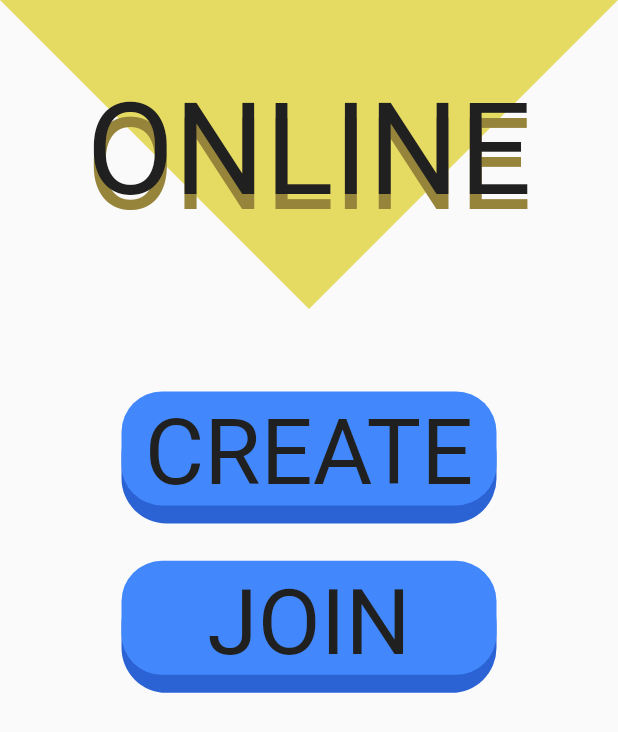
After one commit to VoidElle/TapIt, a Flutter app: the GameOnlineLobbyPage screen opened by its route, on a phone screen of 412 x 824 dp. The commit adds this screen. Shown: the top 732 px of the screen. Run offline on Flutter 3.47's test engine with Material 2 defaults, Android fonts, the phone set to English and light mode, and no system bars; drawn by our look-alikes of auto_size_text; our stand-ins replace flutter_riverpod, freezed_annotation, google_fonts.

Commit message:
feat: Added initialization of the Online sub-menu

```diff
--- a/lib/game/local/widgets/game_local_gesture_detectors.dart
+++ b/lib/game/local/widgets/game_local_gesture_detectors.dart
@@ -8,9 +8,7 @@ import '../providers/game_local_player_data_provider.dart';
 
 class GameLocalGestureDetectors extends ConsumerWidget {
 
-  const GameLocalGestureDetectors({
-    Key? key,
-  }) : super(key: key);
+  const GameLocalGestureDetectors({super.key});
 
   @override
   Widget build(BuildContext context, WidgetRef ref) {
--- a/lib/game/local/widgets/game_local_player_containers.dart
+++ b/lib/game/local/widgets/game_local_player_containers.dart
@@ -9,9 +9,9 @@ class GameLocalPlayersContainers extends ConsumerWidget {
   final Duration animationDuration;
 
   const GameLocalPlayersContainers({
-    Key? key,
+    super.key,
     this.animationDuration = const Duration(milliseconds: 150),
-  }) : super(key: key);
+  });
 
   @override
   Widget build(BuildContext context, WidgetRef ref) {
--- a/lib/game/local/widgets/game_local_player_percentages.dart
+++ b/lib/game/local/widgets/game_local_player_percentages.dart
@@ -10,8 +10,8 @@ import '../providers/game_local_player_data_provider.dart';
 class GameLocalPlayersPercentages extends ConsumerWidget {
 
   const GameLocalPlayersPercentages({
-    Key? key,
-  }) : super(key: key);
+    super.key,
+  });
 
   @override
   Widget build(BuildContext context, WidgetRef ref) {
--- a/lib/game/local/widgets/game_local_ready_buttons.dart
+++ b/lib/game/local/widgets/game_local_ready_buttons.dart
@@ -11,9 +11,7 @@ import '../providers/game_local_player_data_provider.dart';
 
 class GameLocalReadyButtons extends ConsumerWidget {
 
-  const GameLocalReadyButtons({
-    Key? key,
-  }) : super(key: key);
+  const GameLocalReadyButtons({super.key});
 
   @override
   Widget build(BuildContext context, WidgetRef ref) {
--- /dev/null
+++ b/lib/game/online/pages/game_online_lobby_page.dart
@@ -0,0 +1,61 @@
+import 'package:auto_size_text/auto_size_text.dart';
+import 'package:flutter/material.dart';
+
+import '../../../global/widgets/global_animated_button.dart';
+import '../../../menu/utils/menu_text_styles.dart';
+import '../widgets/lobby/game_online_lobby_title.dart';
+
+class GameOnlineLobbyPage extends StatelessWidget {
+
+  static const String route = "/game-online-lobby-page";
+
+  const GameOnlineLobbyPage({super.key});
+
+  @override
+  Widget build(BuildContext context) {
+
+    final double deviceHeight = MediaQuery.of(context).size.height;
+
+    return Scaffold(
+      body: Column(
+        children: [
+
+          // The title section
+          const GameOnlineLobbyTitle(),
+
+          SizedBox(
+            height: deviceHeight / 15,
+          ),
+
+          GlobalAnimatedButton(
+            onTapUp: () {
+              // Todo
+            },
+            child: AutoSizeText(
+              "CREATE",
+              maxLines: 1,
+              style: MenuTextStyles.buttonTextStyle(),
+            ),
+          ),
+
+          SizedBox(
+            height: deviceHeight / 25,
+          ),
+
+          GlobalAnimatedButton(
+            onTapUp: () {
+              // Todo
+            },
+            child: AutoSizeText(
+              "JOIN",
+              maxLines: 1,
+              style: MenuTextStyles.buttonTextStyle(),
+            ),
+          ),
+
+        ],
+      ),
+    );
+  }
+
+}
--- a/lib/game/online/utils/game_online_text_styles.dart
+++ b/lib/game/online/utils/game_online_text_styles.dart
@@ -1,3 +1,24 @@
+import 'package:flutter/material.dart';
+import 'package:google_fonts/google_fonts.dart';
+
+import '../../../global/utils/global_color_constants.dart';
+
 class GameOnlineTextStyles {
 
+  static TextStyle titleTextStyle() {
+    return GoogleFonts.blackHanSans(
+      textStyle: const TextStyle(
+        fontSize: 85,
+        color: GlobalColorConstants.kBlackColor,
+        shadows: [
+          Shadow(
+            blurRadius: 0,
+            color: GlobalColorConstants.kDarkYellowColor,
+            offset: Offset(0, 10),
+          ),
+        ],
+      ),
+    );
+  }
+
 }
--- /dev/null
+++ b/lib/game/online/widgets/lobby/game_online_lobby_title.dart
@@ -0,0 +1,95 @@
+import 'package:flutter/material.dart';
+
+import '../../../../global/utils/global_color_constants.dart';
+import '../../utils/game_online_text_styles.dart';
+
+class CustomTriangleClipper extends CustomClipper<Path> {
+
+  @override
+  Path getClip(Size size) {
+
+    final path = Path();
+
+    path.lineTo(size.width, 0);
+    path.lineTo(size.width, size.height);
+    path.lineTo(0, 0);
+
+    return path;
+  }
+
+  @override
+  bool shouldReclip(CustomClipper<Path> oldClipper) {
+    return false;
+  }
+
+}
+
+class GameOnlineLobbyTitle extends StatelessWidget {
+
+  final String text;
+  final double sectionSize;
+  final EdgeInsets padding;
+
+  const GameOnlineLobbyTitle({
+    super.key,
+    this.text = "ONLINE",
+    this.sectionSize = 4,
+    this.padding = const EdgeInsets.only(top: 50),
+  });
+
+  @override
+  Widget build(BuildContext context) {
+
+    final Size deviceSizes = MediaQuery.of(context).size;
+
+    final double deviceHeight = deviceSizes.height;
+    final double deviceWidth = deviceSizes.width;
+
+    return Stack(
+      children: [
+
+        Row(
+          children: [
+
+            ClipPath(
+              clipper: CustomTriangleClipper(),
+              child: Container(
+                width: deviceWidth / 2,
+                height: deviceHeight / 4,
+                color: GlobalColorConstants.kYellowColor,
+              ),
+            ),
+
+            Transform.flip(
+              flipX: true,
+              child: ClipPath(
+                clipper: CustomTriangleClipper(),
+                child: Container(
+                  width: deviceWidth / 2,
+                  height: deviceHeight / 4,
+                  color: GlobalColorConstants.kYellowColor,
+                ),
+              ),
+            ),
+
+          ],
+        ),
+
+        Center(
+          child: Padding(
+            padding: padding,
+            child: FittedBox(
+              child: Text(
+                text,
+                maxLines: 1,
+                style: GameOnlineTextStyles.titleTextStyle(),
+              ),
+            ),
+          ),
+        ),
+
+      ],
+    );
+  }
+
+}
--- a/lib/global/utils/global_functions.dart
+++ b/lib/global/utils/global_functions.dart
@@ -1,5 +1,7 @@
 import 'package:flutter/material.dart';
 import 'package:tapit/game/local/pages/game_local_page.dart';
+import 'package:tapit/game/online/pages/game_online_lobby_page.dart';
+import 'package:tapit/game/online/pages/game_online_page.dart';
 import 'package:tapit/menu/pages/menu_page.dart';
 
 class GlobalFunctions {
@@ -12,6 +14,12 @@ class GlobalFunctions {
       case MenuPage.route:
         returnScreen = const MenuPage();
         break;
+      case GameOnlinePage.route:
+        returnScreen = const GameOnlinePage();
+        break;
+      case GameOnlineLobbyPage.route:
+        returnScreen = const GameOnlineLobbyPage();
+        break;
       case GameLocalPage.route:
         returnScreen = const GameLocalPage();
         break;
--- a/lib/main.dart
+++ b/lib/main.dart
@@ -35,11 +35,11 @@ class TapIt extends StatelessWidget {
       ),
     );
 
-    return MaterialApp(
+    return const MaterialApp(
       title: "TapIt: Challenge your friends",
       debugShowCheckedModeBanner: false,
-      onGenerateRoute: (RouteSettings settings) => GlobalFunctions.generateRoutes(settings),
-      home: const MenuPage(),
+      onGenerateRoute: GlobalFunctions.generateRoutes,
+      home: MenuPage(),
     );
   }
 
```
Also changed, not shown: lib/game/local/dialogs/game_local_win_dialog.dart (+7 -25 lines), lib/game/local/utils/game_local_text_styles.dart (+26 -0 lines), lib/game/online/pages/game_online_page.dart (added, +14 -0 lines), lib/menu/pages/menu_page.dart (+12 -13 lines).
